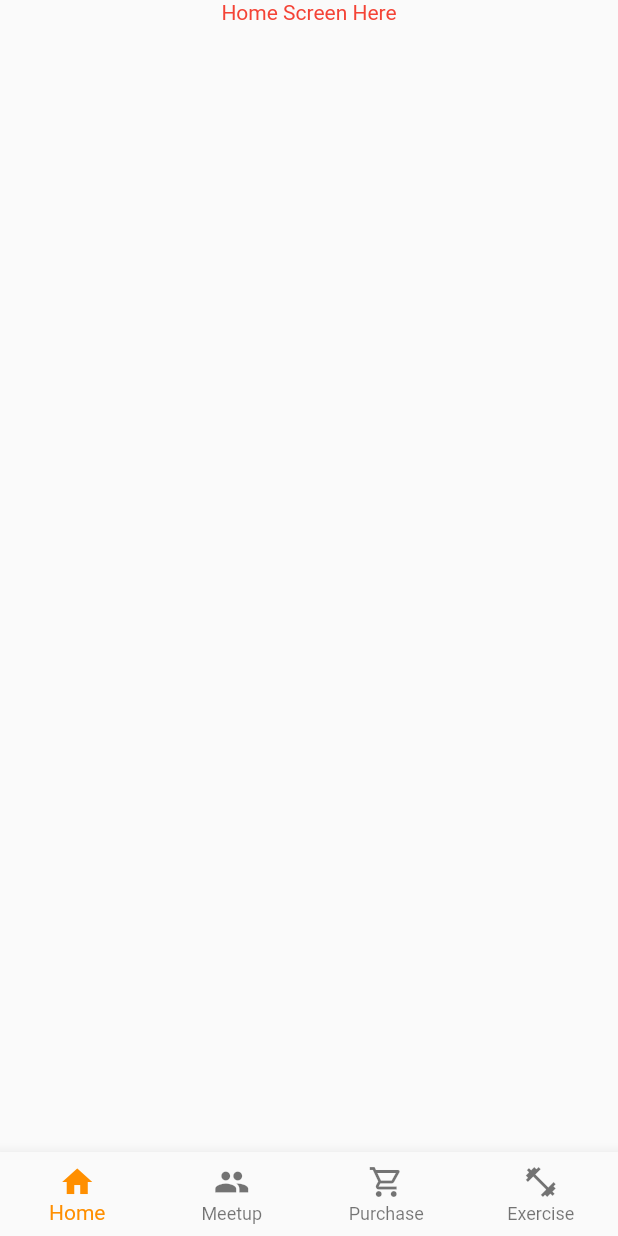
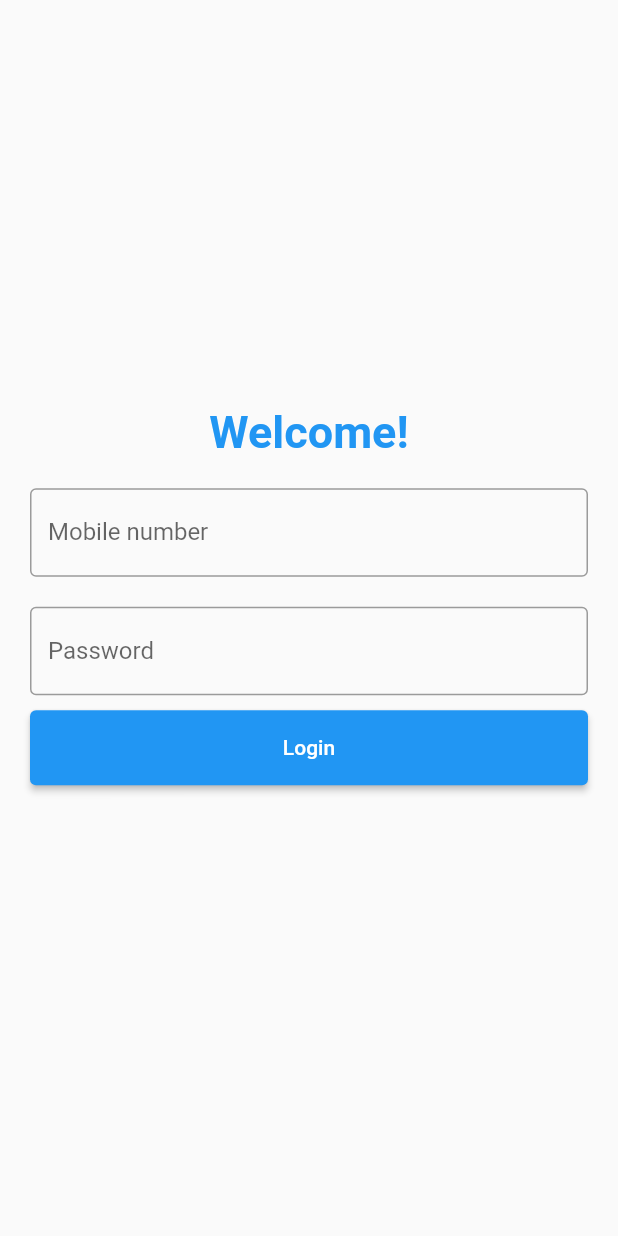
Before and after one commit to BrainHack2021-Hackuna-Matata/app-mobile, a Flutter app: the screen it shows after launch, on a phone screen of 412 x 824 dp. Run offline on Flutter 3.47's test engine with Material 2 defaults, Android fonts, the phone set to English and light mode, and no system bars; our stand-ins replace timer_count_down.

Commit message:
setup register+login

```diff
--- a/lib/components/notifier.dart
+++ b/lib/components/notifier.dart
@@ -1,4 +1,5 @@
 import 'package:flutter/cupertino.dart';
+import '../models/user.dart';
 
 class NavigationNotifier extends ChangeNotifier {
   int currentTabIndex = 0;
@@ -8,3 +9,24 @@ class NavigationNotifier extends ChangeNotifier {
     notifyListeners();
   }
 }
+
+class UserNotifier extends ChangeNotifier {
+  User currentUser = User(
+    id: -1,
+    name: '.',
+    mobile: '.',
+    password: '.',
+    usertype: false,
+    block: '.',
+    postal: '.',
+    unit: '.',
+    lat: -1,
+    long: -1,
+    exp: -1,
+  );
+
+  void setUser(User user) {
+    currentUser = user;
+    notifyListeners();
+  }
+}
--- a/lib/main.dart
+++ b/lib/main.dart
@@ -4,13 +4,18 @@ import 'package:provider/provider.dart';
 import './components/notifier.dart';
 import 'screens/exerciseScreen/exerciseSelectionsScreen.dart';
 import 'screens/tabScreen.dart';
+import 'screens/authScreen/registerScreen.dart';
 import 'screens/meetupScreen/meetupListScreen.dart';
+
+//temp
+import './screens/authScreen/authScreen.dart';
 
 void main() {
   runApp(
     MultiProvider(
       providers: [
         ChangeNotifierProvider(create: (context) => NavigationNotifier()),
+        ChangeNotifierProvider(create: (context) => UserNotifier()),
       ],
       child: MyApp(),
     ),
@@ -32,12 +37,14 @@ class _MyAppState extends State<MyApp> {
     return MaterialApp(
       title: widget._title,
       theme: ThemeData(primarySwatch: Colors.amber),
-      home: TabScreen(),
+      home: AuthScreen(),
       initialRoute: "/",
       routes: {
         "/meet": (context) => MeetupListScreen(),
         "/purchase": (context) => TabScreen(),
         "/exercise": (context) => ExerciseSelectionsScreen(),
+        TabScreen.routeName: (context) => TabScreen(),
+        RegisterScreen.routeName: (context) => RegisterScreen(),
       },
     );
   }
--- /dev/null
+++ b/lib/models/user.dart
@@ -0,0 +1,26 @@
+class User {
+  int id;
+  String name;
+  String mobile;
+  String password;
+  bool usertype;
+  String block;
+  String postal;
+  String unit;
+  double lat;
+  double long;
+  int exp;
+  User({
+    required this.id,
+    required this.name,
+    required this.mobile,
+    required this.password,
+    required this.usertype,
+    required this.block,
+    required this.postal,
+    required this.unit,
+    required this.lat,
+    required this.long,
+    required this.exp,
+  });
+}
--- /dev/null
+++ b/lib/screens/authScreen/authScreen.dart
@@ -0,0 +1,157 @@
+import "package:flutter/material.dart";
+import 'package:http/http.dart' as http;
+import 'dart:convert';
+import 'package:provider/provider.dart';
+import '../tabScreen.dart';
+import './registerScreen.dart';
+import '../../models/user.dart';
+import '../../components/notifier.dart';
+
+class AuthScreen extends StatefulWidget {
+  @override
+  _AuthScreenState createState() => _AuthScreenState();
+}
+
+class LoginData {
+  final String mobile;
+  final String password;
+  LoginData(this.mobile, this.password);
+}
+
+class _AuthScreenState extends State<AuthScreen> {
+  TextEditingController mobileController = TextEditingController();
+  TextEditingController passwordController = TextEditingController();
+  bool _wrongpassword = false;
+  bool _notext = false;
+  // Widget register() {
+
+  // }
+  void clickLogin(UserNotifier user) async {
+    if (mobileController.text == '' || passwordController.text == '') {
+      _notext = true;
+      return;
+    }
+    await http
+        .post(
+      Uri.parse('http://10.0.2.2:8000/api/login'),
+      body: jsonEncode({
+        'mobile': mobileController.text,
+        'password': passwordController.text,
+      }),
+    )
+        .then((res) {
+      if (res.body == '{"message": "Wrong password."}') {
+        setState(() {
+          _wrongpassword = true;
+        });
+      } else if (res.body == '{"message": "Redirect to register page"}') {
+        Navigator.of(context).pushNamed(
+          RegisterScreen.routeName,
+          arguments: LoginData(
+            mobileController.text,
+            passwordController.text,
+          ),
+        );
+      } else {
+        var r = jsonDecode(res.body);
+        var newUser = User(
+          id: r['id'],
+          name: r['name'],
+          mobile: r['mobile'],
+          password: r['password'],
+          postal: r['postal'],
+          unit: r['unit'],
+          usertype: r['usertype'],
+          block: r['block'],
+          lat: double.parse(r['lat']),
+          long: double.parse(r['long']),
+          exp: r['exp'],
+        );
+        user.setUser(newUser);
+        Navigator.of(context).pushNamed(TabScreen.routeName);
+      }
+    });
+  }
+
+  @override
+  Widget build(BuildContext context) {
+    return Scaffold(
+      body: Padding(
+        padding: EdgeInsets.all(10),
+        child: SingleChildScrollView(
+          child: ConstrainedBox(
+            constraints: BoxConstraints(
+              minWidth: MediaQuery.of(context).size.width,
+              minHeight: MediaQuery.of(context).size.height - 60,
+            ),
+            child: Column(
+              mainAxisAlignment: MainAxisAlignment.center,
+              children: <Widget>[
+                Container(
+                  alignment: Alignment.center,
+                  padding: EdgeInsets.all(10),
+                  child: Text(
+                    'Welcome!',
+                    style: TextStyle(
+                      color: Colors.blue,
+                      fontWeight: FontWeight.bold,
+                      fontSize: 30,
+                    ),
+                  ),
+                ),
+                Container(
+                  alignment: Alignment.center,
+                  padding: EdgeInsets.all(10),
+                  child: TextField(
+                    keyboardType: TextInputType.number,
+                    controller: mobileController,
+                    decoration: InputDecoration(
+                      border: OutlineInputBorder(),
+                      labelText: 'Mobile number',
+                    ),
+                  ),
+                ),
+                Container(
+                  alignment: Alignment.center,
+                  padding: EdgeInsets.all(10),
+                  child: TextField(
+                    obscureText: true,
+                    enableSuggestions: false,
+                    autocorrect: false,
+                    controller: passwordController,
+                    decoration: InputDecoration(
+                      errorStyle: TextStyle(),
+                      errorText: _notext
+                          ? 'Please Enter Something in both fields...'
+                          : _wrongpassword
+                              ? 'Wrong Password Entered'
+                              : null,
+                      border: OutlineInputBorder(),
+                      labelText: 'Password',
+                    ),
+                  ),
+                ),
+                Container(
+                  height: 50,
+                  padding: EdgeInsets.fromLTRB(10, 0, 10, 0),
+                  width: double.infinity,
+                  child:
+                      Consumer<UserNotifier>(builder: (context, user, child) {
+                    return ElevatedButton(
+                      style: ElevatedButton.styleFrom(
+                        primary: Colors.blue,
+                        onPrimary: Colors.white,
+                      ),
+                      child: Text('Login'),
+                      onPressed: () async => clickLogin(user),
+                    );
+                  }),
+                ),
+              ],
+            ),
+          ),
+        ),
+      ),
+    );
+  }
+}
--- a/lib/screens/tabScreen.dart
+++ b/lib/screens/tabScreen.dart
@@ -8,6 +8,7 @@ import './homeScreen/homeScreen.dart';
 import '../components/notifier.dart';
 
 class TabScreen extends StatefulWidget {
+  static const routeName = '/tabscreen';
   @override
   _TabScreenState createState() => _TabScreenState();
 }
--- a/pubspec.yaml
+++ b/pubspec.yaml
@@ -21,6 +21,7 @@ environment:
   sdk: ">=2.12.3 <3.0.0"
 
 dependencies:
+  http: ^0.13.3
   timer_count_down: ^2.1.0+1
   provider: ^5.0.0
   flutter:
```
Also changed, not shown: lib/screens/authScreen/registerScreen.dart (added, +198 -0 lines), pubspec.lock.
